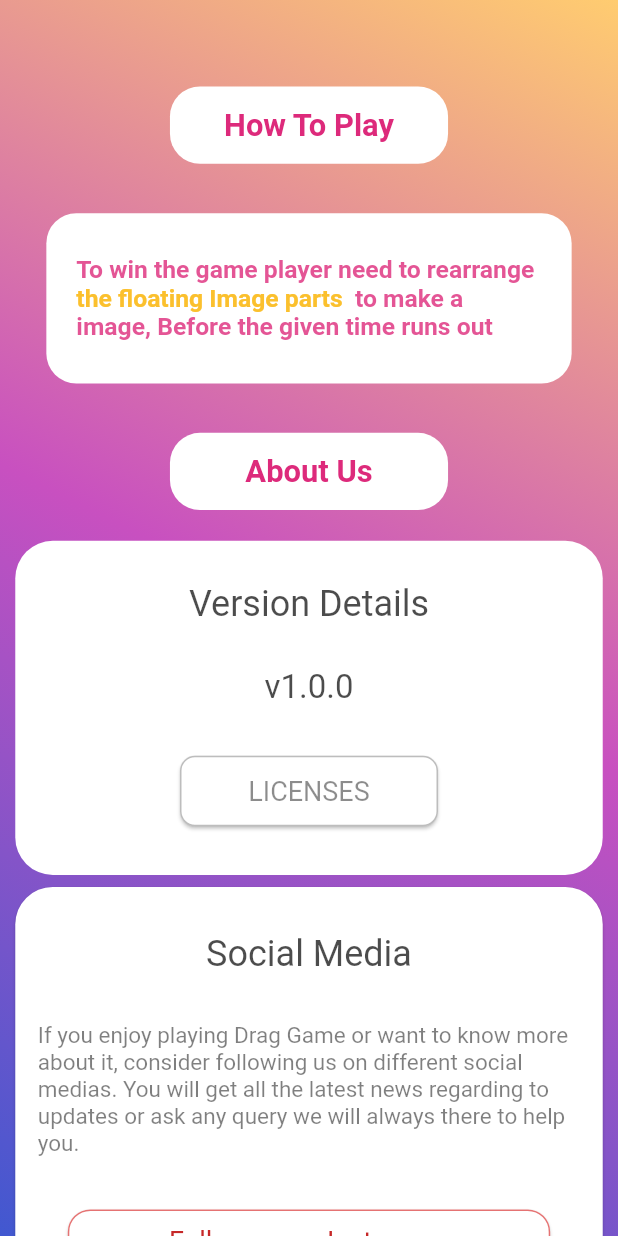
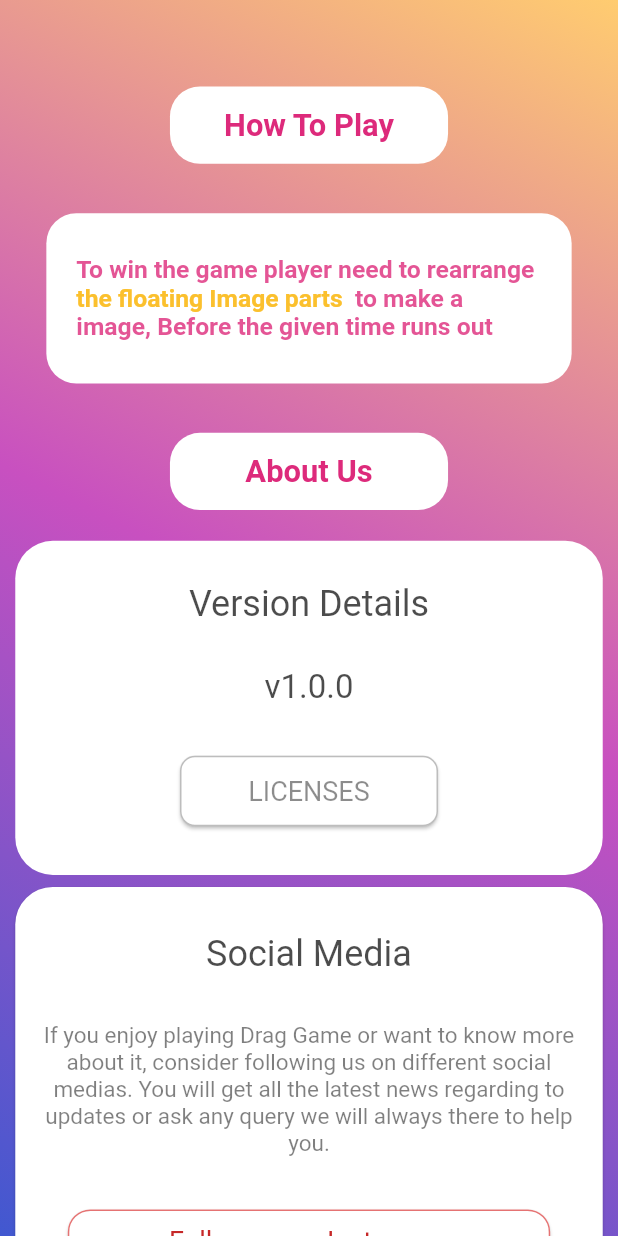
Before and after one commit to imayush-chauhan/drag_puzzle, a Flutter app: the screen it shows after launch, after a tap on "How to play", on a phone screen of 412 x 824 dp. Run offline on Flutter 3.47's test engine with Material 2 defaults, Android fonts, the phone set to English and light mode, and no system bars; our stand-ins replace animated_text_kit, cloud_firestore, connectivity_plus, firebase_auth, firebase_core, firebase_storage and 1 more; missing offline and left inert: animated_bottom_bar; accounts and stored records are empty; network calls fail; Roboto replaces fonts that are missing (Source).

Commit message:
ayush commit

```diff
--- a/lib/screens/home.dart
+++ b/lib/screens/home.dart
@@ -34,10 +34,12 @@ class _HomeScreenState extends State<HomeScreen> {
     signInAnonymously();
   }
 
-  void signInAnonymously() {
+  void signInAnonymously() async{
     if(FirebaseAuth.instance.currentUser == null) {
-      _auth.signInAnonymously().then((value) {
+      await _auth.signInAnonymously().then((value) {
         setData();
+      }).catchError((e){
+        snackBar("Error: $e");
       });
     }
   }
@@ -45,7 +47,6 @@ class _HomeScreenState extends State<HomeScreen> {
   setData()async{
     await FirebaseFirestore.instance.collection("users")
         .doc(FirebaseAuth.instance.currentUser!.uid).set({
-
       "user": FirebaseAuth.instance.currentUser!.uid,
       "date": DateTime.now(),
       "level": 1,
@@ -64,6 +65,24 @@ class _HomeScreenState extends State<HomeScreen> {
       value.items.elementAt(0).getDownloadURL().then((value) {
       });
     });
+  }
+
+  snackBar(String s){
+    ScaffoldMessenger.of(context).showSnackBar(
+      SnackBar(
+        duration: Duration(milliseconds: 2000),
+        backgroundColor: Colors.white,
+        padding: EdgeInsets.symmetric(horizontal: 25,vertical: 15),
+        shape: RoundedRectangleBorder(borderRadius: BorderRadius.circular(15)),
+        content: Text(s,
+          style: TextStyle(
+              color: Colors.black,
+              fontSize: 16,
+              fontWeight: FontWeight.w600),
+        ),
+        behavior: SnackBarBehavior.floating,
+      ),
+    );
   }
 
   @override
--- a/lib/screens/how to pllay.dart
+++ b/lib/screens/how to pllay.dart
@@ -1,6 +1,7 @@
 import 'dart:async';
 
 import 'package:drag_puzzle/screens/about%20us.dart';
+import 'package:firebase_auth/firebase_auth.dart';
 import 'package:flutter/material.dart';
 import 'package:url_launcher/url_launcher.dart';
 
@@ -249,6 +250,7 @@ class _HowToPlayState extends State<HowToPlay> {
                 "If you enjoy playing Drag Game or want to know more about it, consider "
                     "following us on different social medias. You will get all the latest news "
                     "regarding to updates or ask any query we will always there to help you.",
+                textAlign: TextAlign.center,
                 style: TextStyle(
                   fontSize: 15,
                   color: Colors.black.withOpacity(0.5),
--- a/lib/screens/level.dart
+++ b/lib/screens/level.dart
@@ -127,7 +127,6 @@ class _LevelState extends State<Level> {
                         ) :
                         GestureDetector(
                           onTap: (){
-
                             snackBar("Unlock level $index");
                           },
                           child: Container(
```
Also changed, not shown: lib/screens/drag_puzzle.dart (+17 -3 lines), pubspec.yaml (+10 -1 lines), assets/images/0.png (deleted), assets/images/1.png (deleted), assets/images/2.png (deleted), assets/images/3.png (deleted), assets/images/3_.png (deleted), assets/images/4.png (deleted), assets/images/5.png (deleted), assets/images/6.png (deleted), assets/images/7.png (deleted), assets/images/8.png (deleted), assets/images/app_launcher_icon.png (added), pubspec.lock, 23 other files.
